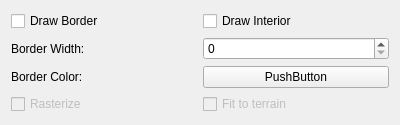
This is Minerva/Plugins/PostGISLayerQt/PolygonWidget.ui in perryiv/cadkit as Qt 5 draws it before an edit. The edited form follows.
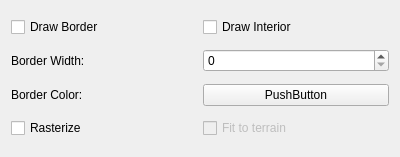
This is the edited form. Custom widgets are drawn as their Qt base class.

```diff
--- a/Minerva/Plugins/PostGISLayerQt/PolygonWidget.ui
+++ b/Minerva/Plugins/PostGISLayerQt/PolygonWidget.ui
@@ -6,7 +6,7 @@
     <x>0</x>
     <y>0</y>
     <width>400</width>
-    <height>123</height>
+    <height>157</height>
    </rect>
   </property>
   <property name="windowTitle" >
@@ -68,7 +68,7 @@
      <item>
       <widget class="QCheckBox" name="checkBox_6" >
        <property name="enabled" >
-        <bool>false</bool>
+        <bool>true</bool>
        </property>
        <property name="text" >
         <string>Rasterize</string>
```
Left out of the diff: 2 changed lines with no effect on the pictures.
